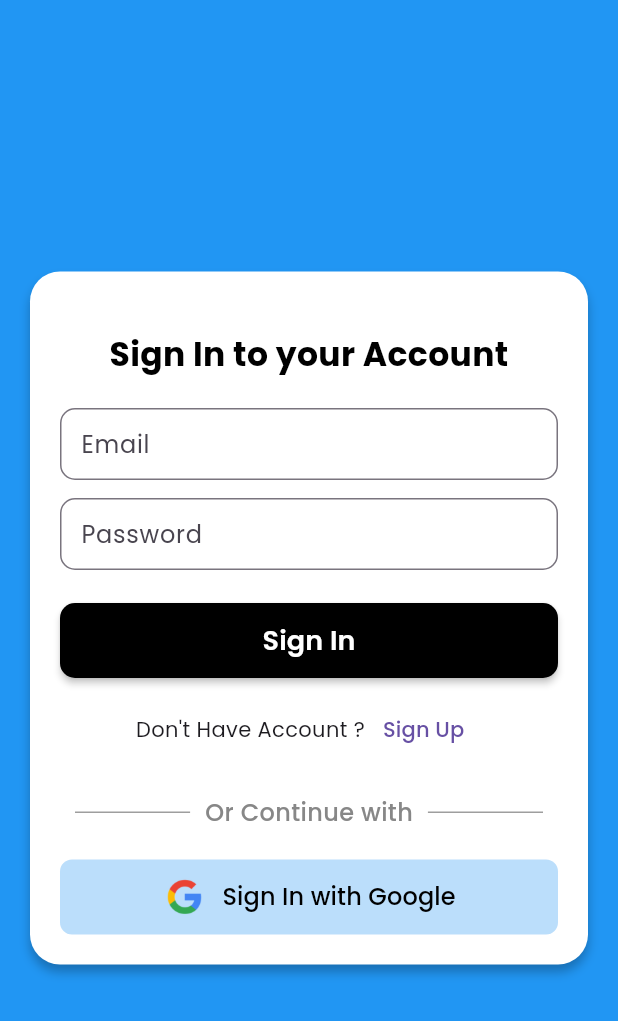
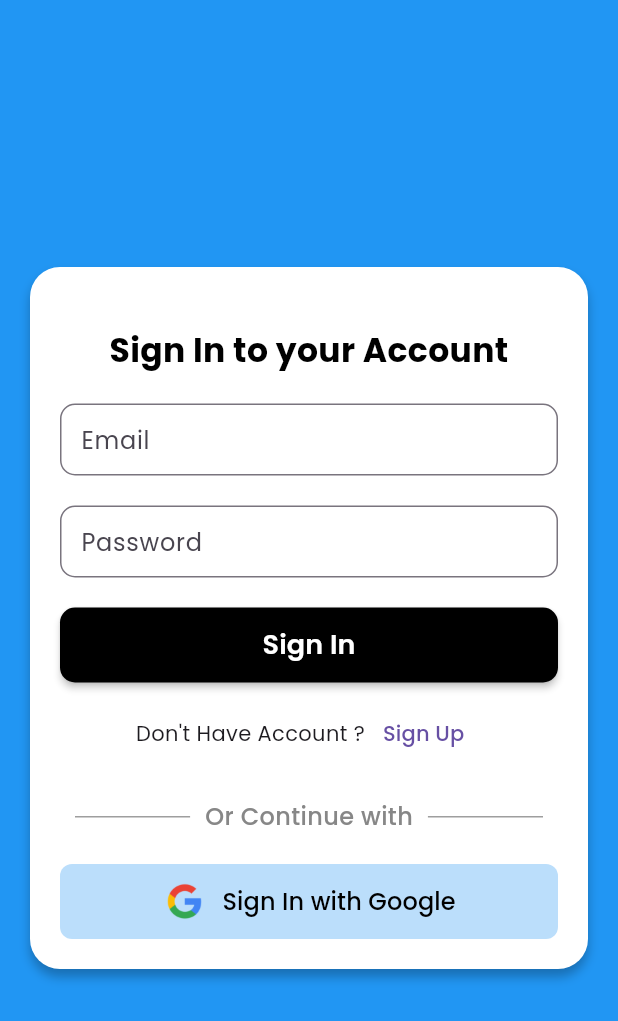
Before and after one commit to AayushPaigwar/flutter_event_app, a Flutter app: the screen it shows after launch, on a phone screen of 412 x 824 dp. Shown: the top 1021 px of the screen. Run offline on Flutter 3.47's test engine with Material 3 defaults, Android fonts, the phone set to English and light mode, and no system bars; our stand-ins replace flutter_riverpod, google_fonts.

Commit message:
code push

```diff
--- a/lib/pages/loginpage.dart
+++ b/lib/pages/loginpage.dart
@@ -16,20 +16,21 @@ class _LoginPageState extends State<LoginPage> {
   Widget buildTextField(String labelText, TextEditingController controller,
       String? Function(String?) validator,
       {bool obscureText = false}) {
-    return SizedBox(
-      height: 50,
-      child: TextFormField(
+    return TextFormField(
       autovalidateMode: AutovalidateMode.onUserInteraction,
       obscureText: obscureText,
       controller: controller,
       validator: validator,
       style: const TextStyle(fontSize: 18),
       decoration: InputDecoration(
+        errorBorder: const OutlineInputBorder(
+          borderSide: BorderSide(color: Colors.red),
+          borderRadius: BorderRadius.all(Radius.circular(10)),
+        ),
         contentPadding: const EdgeInsets.all(10),
         labelText: labelText,
         border: const OutlineInputBorder(
           borderRadius: BorderRadius.all(Radius.circular(10)),
-          ),
         ),
       ),
     );
@@ -103,7 +104,7 @@ class _LoginPageState extends State<LoginPage> {
 
                     // email textfield
                     buildTextField('Email', emailController, emailValidator),
-                    const SizedBox(height: 10),
+                    const SizedBox(height: 20),
 
                     // password textfield
                     buildTextField(
@@ -123,8 +124,8 @@ class _LoginPageState extends State<LoginPage> {
                         onPressed: () async {
                           // Signin Logic Here
                           Navigator.pushReplacementNamed(context, '/homepage');
-                          ScaffoldMessenger.of(context).showSnackBar(
-                              const SnackBar(content: Text('SignIn Pressed')));
+                          // ScaffoldMessenger.of(context).showSnackBar(
+                          //     const SnackBar(content: Text('SignIn Pressed')));
                         },
                         child: const Text('Sign In',
                             style: TextStyle(
@@ -146,7 +147,8 @@ class _LoginPageState extends State<LoginPage> {
                             //signup logic here
                             ScaffoldMessenger.of(context).showSnackBar(
                                 const SnackBar(
-                                    content: Text('SignUp Pressed')));
+                                    behavior: SnackBarBehavior.floating,
+                                    content: Text('Sign Up Pressed')));
                           },
                           child: const Text('Sign Up'),
                         ),
```
Also changed, not shown: lib/pages/homepage.dart (+42 -5 lines), assets/appbg.jpg (added), assets/logo.png (added), assets/logobg.png (added), pubspec.lock, 4 other files. Lines whose indentation alone changed are shown as unchanged.
